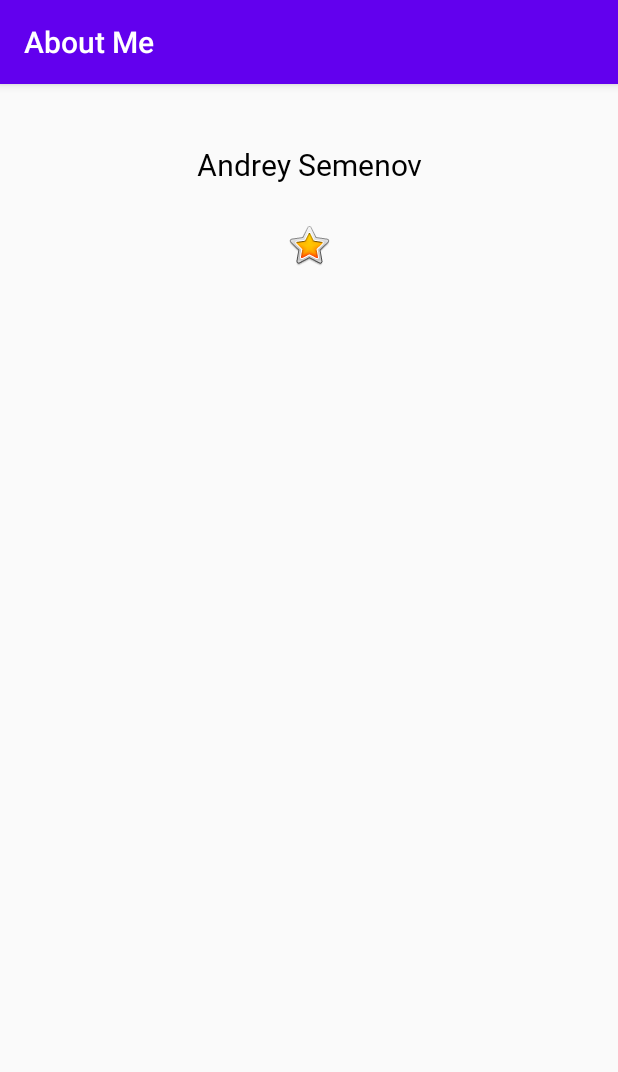
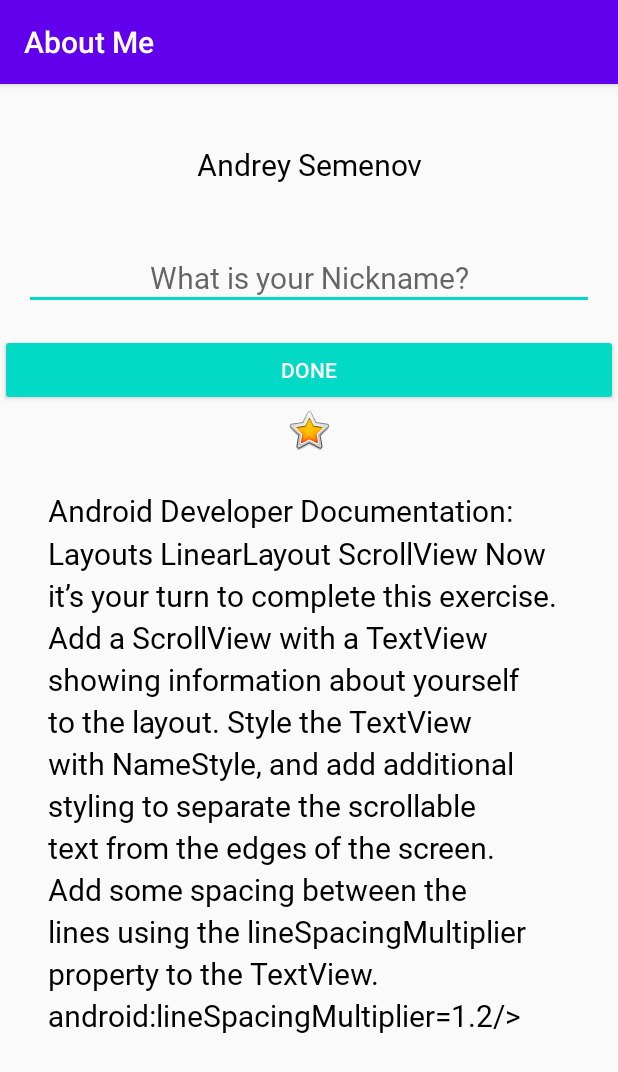
Before and after one commit to Thorn461/Developing-Android-Apps-with-Kotlin, an Android app: the screen it shows after launch (MainActivity), on a phone screen of 412 x 824 dp. Shown: the top 1072 px of the screen. Run offline under Robolectric (Android 15) with nearby library versions, the phone set to English and light mode, and no system bars; our stand-ins replace data binding.

Commit message:
Lesson 2

```diff
--- a/AboutMe/app/build.gradle
+++ b/AboutMe/app/build.gradle
@@ -22,6 +22,9 @@ android {
             proguardFiles getDefaultProguardFile('proguard-android-optimize.txt'), 'proguard-rules.pro'
         }
     }
+    dataBinding {
+        enabled = true
+    }
 
 }
 
--- a/AboutMe/app/src/main/java/com/example/android/aboutme/MainActivity.kt
+++ b/AboutMe/app/src/main/java/com/example/android/aboutme/MainActivity.kt
@@ -1,12 +1,42 @@
 package com.example.android.aboutme
 
+import android.content.Context
+import androidx.databinding.DataBindingUtil
+import android.os.Bundle
 import androidx.appcompat.app.AppCompatActivity
-import android.os.Bundle
+import android.view.View
+import android.view.inputmethod.InputMethodManager
+import com.example.android.aboutme.databinding.ActivityMainBinding
 
 class MainActivity : AppCompatActivity() {
 
+    private lateinit var binding: ActivityMainBinding
+    private val myName: MyName = MyName("Andrey Semenov")
     override fun onCreate(savedInstanceState: Bundle?) {
         super.onCreate(savedInstanceState)
-        setContentView(R.layout.activity_main)
+        //setContentView(R.layout.activity_main)
+        binding = DataBindingUtil.setContentView(this, R.layout.activity_main)
+
+        binding.myName = myName
+        //findViewById<Button>(R.id.done_button).setOnClickListener {
+        //    addNickname(it)
+        //}
+
+        binding.doneButton.setOnClickListener {
+            addNickname(it)
+        }
+    }
+
+    private fun addNickname(view: View) {
+        binding.apply {
+            myName?.nickname = nicknameEdit.text.toString()
+            invalidateAll()
+            nicknameEdit.visibility = View.GONE
+            view.visibility = View.GONE
+            nicknameText.visibility = View.VISIBLE
+        }
+        // Hide the keyboard.
+        val imm = getSystemService(Context.INPUT_METHOD_SERVICE) as InputMethodManager
+        imm.hideSoftInputFromWindow(view.windowToken, 0)
     }
 }
--- a/AboutMe/app/src/main/java/com/example/android/aboutme/MyName.kt
+++ b/AboutMe/app/src/main/java/com/example/android/aboutme/MyName.kt
@@ -1,4 +1,3 @@
 package com.example.android.aboutme
 
-class MyName {
-}
+data class MyName(var name: String = "", var nickname: String = "")
--- a/AboutMe/app/src/main/res/layout/activity_main.xml
+++ b/AboutMe/app/src/main/res/layout/activity_main.xml
@@ -1,7 +1,13 @@
 <?xml version="1.0" encoding="utf-8"?>
-<LinearLayout xmlns:android="http://schemas.android.com/apk/res/android"
-    xmlns:app="http://schemas.android.com/apk/res-auto"
-    xmlns:tools="http://schemas.android.com/tools"
+<layout  xmlns:android="http://schemas.android.com/apk/res/android"
+    xmlns:app="http://schemas.android.com/apk/res-auto">
+    <data>
+        <variable
+            name="myName"
+            type="com.example.android.aboutme.MyName" />
+    </data>
+
+    <LinearLayout
         android:layout_width="match_parent"
         android:layout_height="match_parent"
         android:layout_marginTop="@dimen/layout_margin"
@@ -12,8 +18,36 @@
             style="@style/NameStyle"
             android:layout_width="match_parent"
             android:layout_height="wrap_content"
-        android:text="@string/name"
+            android:text="@={myName.name}"
             android:textAlignment="center" />
+
+        <TextView
+            android:id="@+id/nickname_text"
+            style="@style/NameStyle"
+            android:layout_width="match_parent"
+            android:layout_height="wrap_content"
+            android:text="@={myName.nickname}"
+            android:textAlignment="center"
+            android:visibility="gone" />
+
+        <EditText
+            android:id="@+id/nickname_edit"
+            style="@style/NameStyle"
+            android:layout_width="match_parent"
+            android:layout_height="wrap_content"
+            android:ems="10"
+            android:hint="@string/what_is_your_nickname"
+            android:inputType="textPersonName"
+            android:textAlignment="center"
+            android:autofillHints="" />
+
+        <Button
+            android:id="@+id/done_button"
+            style="@style/Widget.AppCompat.Button.Colored"
+            android:layout_width="match_parent"
+            android:layout_height="wrap_content"
+            android:text="@string/done" />
+
 
         <ImageView
             android:id="@+id/star_image"
@@ -22,4 +56,26 @@
             android:contentDescription="@string/yellow_star"
             app:srcCompat="@android:drawable/btn_star_big_on" />
 
+        <ScrollView
+            android:layout_width="match_parent"
+            android:layout_height="match_parent">
+
+            <LinearLayout
+                android:layout_width="match_parent"
+                android:layout_height="wrap_content"
+                android:orientation="vertical">
+
+                <TextView
+                    android:id="@+id/bio_text"
+                    style="@style/NameStyle"
+                    android:layout_width="match_parent"
+                    android:layout_height="wrap_content"
+                    android:lineSpacingMultiplier="1.2"
+                    android:paddingStart="@dimen/padding"
+                    android:paddingEnd="@dimen/padding"
+                    android:text="@string/bio_text" />
             </LinearLayout>
+        </ScrollView>
+
+    </LinearLayout>
+</layout>
--- a/AboutMe/app/src/main/res/values/dimens.xml
+++ b/AboutMe/app/src/main/res/values/dimens.xml
@@ -3,4 +3,5 @@
     <dimen name="text_size">20sp</dimen>
     <dimen name="small_padding">8dp</dimen>
     <dimen name="layout_margin">16dp</dimen>
+    <dimen name="padding">16dp</dimen>
 </resources>
--- a/AboutMe/app/src/main/res/values/strings.xml
+++ b/AboutMe/app/src/main/res/values/strings.xml
@@ -2,4 +2,18 @@
     <string name="app_name">About Me</string>
     <string name="name">Andrey Semenov</string>
     <string name="yellow_star">Yellow star</string>
+    <string name="bio_text">Android Developer Documentation:
+Layouts
+LinearLayout
+ScrollView
+Now it’s your turn to complete this exercise.
+
+Add a ScrollView with a TextView showing information about yourself to the layout.
+Style the TextView with NameStyle, and add additional styling to separate the scrollable text from the edges of the screen.
+Add some spacing between the lines using the lineSpacingMultiplier property to the TextView.
+android:lineSpacingMultiplier="1.2"/>
+</string>
+    <string name="textview">TextView</string>
+    <string name="what_is_your_nickname">What is your Nickname?</string>
+    <string name="done">Done</string>
 </resources>
```
Lines whose indentation alone changed are shown as unchanged.
